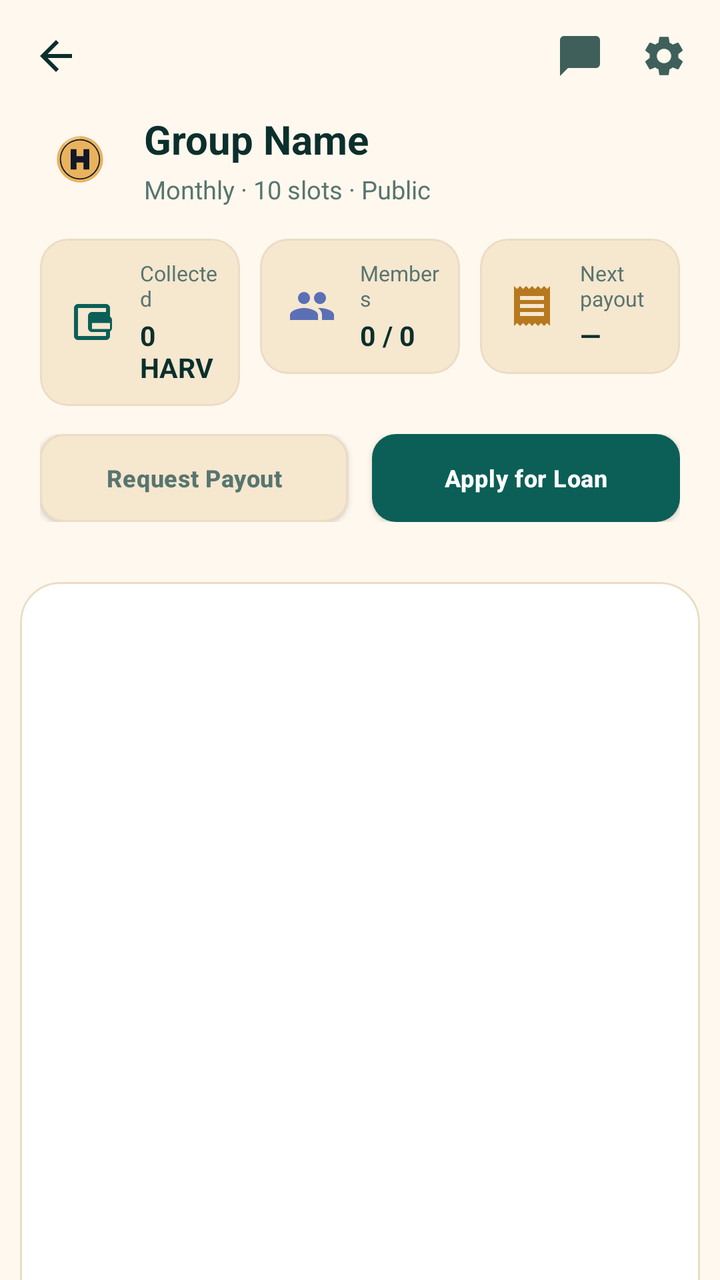
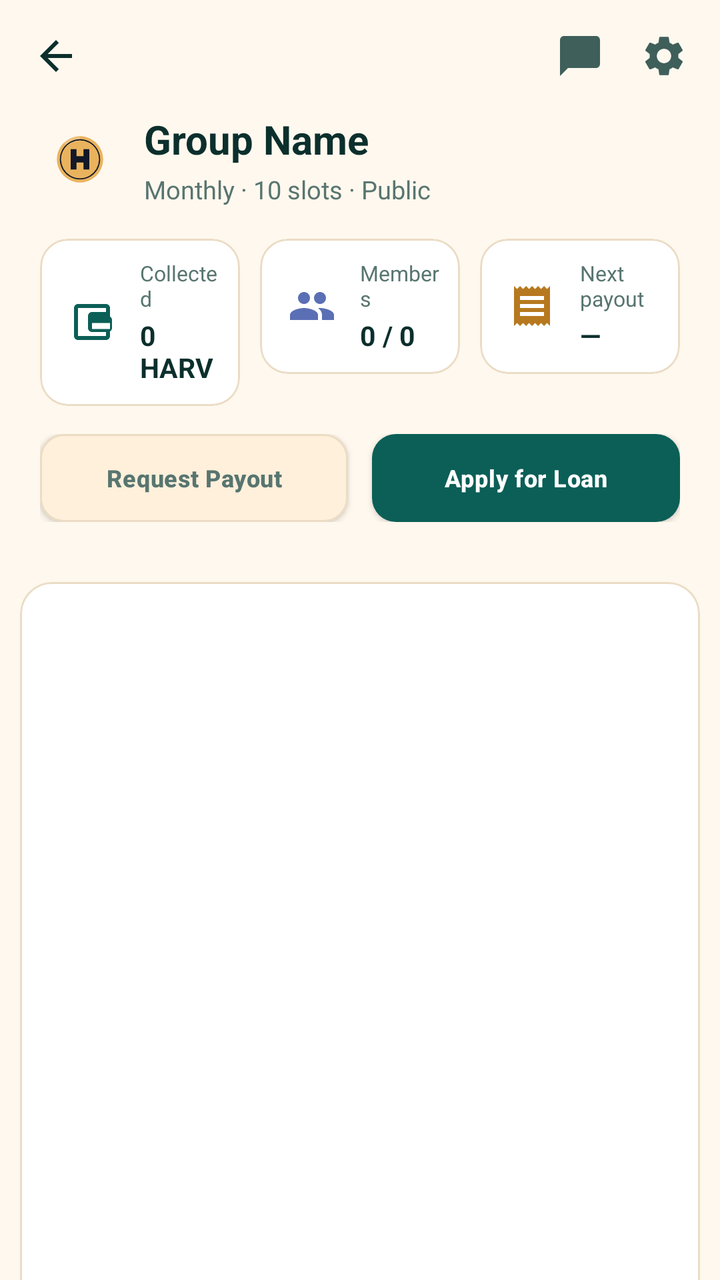

Screens rendered from an Android XML layout before and after an edit, with the pre-edit source and the edit as a unified diff.
<!-- AndroidManifest.xml: application theme AppTheme -->
<!-- res/layout/group_details.xml -->
<androidx.coordinatorlayout.widget.CoordinatorLayout
	xmlns:android="http://schemas.android.com/apk/res/android"
	xmlns:app="http://schemas.android.com/apk/res-auto"
	xmlns:tools="http://schemas.android.com/tools"
	android:layout_width="match_parent"
	android:layout_height="match_parent"
	android:background="@color/colorBackground"
	android:id="@+id/_main">
	<com.google.android.material.appbar.AppBarLayout
		android:id="@+id/app_bar_layout"
		android:layout_width="match_parent"
		android:layout_height="wrap_content"
		android:background="@android:color/transparent"
		app:elevation="0dp"
		android:stateListAnimator="@null">
		<com.google.android.material.appbar.CollapsingToolbarLayout
			android:id="@+id/collapsing_toolbar"
			android:layout_width="match_parent"
			android:layout_height="wrap_content"
			app:contentScrim="@color/colorBackground"
			app:layout_scrollFlags="scroll|exitUntilCollapsed">
			<LinearLayout
				android:id="@+id/linear_group_header"
				android:layout_width="match_parent"
				android:layout_height="wrap_content"
				android:paddingTop="56dp"
				android:paddingBottom="20dp"
				android:orientation="vertical"
				android:paddingStart="20dp"
				android:paddingEnd="20dp"
				app:layout_collapseMode="parallax"
				app:layout_collapseParallaxMultiplier="0.7">
				<LinearLayout
					android:id="@+id/linear24"
					android:layout_width="match_parent"
					android:layout_height="wrap_content"
					android:gravity="center_vertical"
					android:orientation="horizontal">
					<ImageView
						android:id="@+id/iv_group_icon"
						android:layout_width="40dp"
						android:layout_height="40dp"
						android:padding="8dp"
						android:src="@drawable/ic_coin_harv"
						android:scaleType="centerInside" />
					<LinearLayout
						android:id="@+id/linear25"
						android:layout_width="0dp"
						android:layout_height="wrap_content"
						android:orientation="vertical"
						android:layout_weight="1"
						android:layout_marginStart="12dp">
						<TextView
							android:id="@+id/tv_group_name"
							android:layout_width="match_parent"
							android:layout_height="wrap_content"
							android:text="Group Name"
							android:textSize="20sp"
							android:textStyle="bold"
							android:textColor="@color/colorTextPrimary"
							android:maxLines="2"
							android:ellipsize="end" />
						<TextView
							android:id="@+id/tv_group_meta"
							android:layout_width="match_parent"
							android:layout_height="wrap_content"
							android:layout_marginTop="3dp"
							android:text="Monthly · 10 slots · Public"
							android:textColor="@color/colorTextTertiary"
							android:textSize="12.5sp" />
					</LinearLayout>
					<TextView
						android:id="@+id/tv_admin_badge"
						android:layout_width="wrap_content"
						android:layout_height="wrap_content"
						android:paddingLeft="10dp"
						android:paddingTop="4dp"
						android:paddingRight="10dp"
						android:paddingBottom="4dp"
						android:background="@color/colorAccentSoft"
						android:text="ADMIN"
						android:textSize="11sp"
						android:textStyle="bold"
						android:textColor="@color/colorAccent"
						android:visibility="gone" />
				</LinearLayout>
				<LinearLayout
					android:id="@+id/linear26"
					android:layout_width="match_parent"
					android:layout_height="wrap_content"
					android:layout_marginTop="16dp"
					android:orientation="horizontal">
					<com.google.android.material.card.MaterialCardView
						android:id="@+id/cardview13"
						android:layout_width="0dp"
						android:layout_height="wrap_content"
						app:cardBackgroundColor="@color/colorSurfaceRaised"
						android:layout_weight="1"
						android:layout_marginEnd="5dp"
						app:cardCornerRadius="14dp"
						app:cardElevation="0dp"
						app:strokeWidth="1dp"
						app:strokeColor="@color/colorCardStroke">
						<LinearLayout
							android:id="@+id/linear27"
							android:layout_width="match_parent"
							android:layout_height="wrap_content"
							android:padding="10dp"
							android:gravity="center_vertical"
							android:orientation="horizontal">
							<ImageView
								android:id="@+id/imageview11"
								android:layout_width="32dp"
								android:layout_height="32dp"
								android:src="@drawable/ic_wallet"
								android:scaleType="centerInside"
								app:tint="@color/colorAccent" />
							<LinearLayout
								android:id="@+id/linear30"
								android:layout_width="match_parent"
								android:layout_height="wrap_content"
								android:gravity="center_vertical"
								android:orientation="vertical"
								android:layout_marginStart="8dp">
								<TextView
									android:id="@+id/textview10"
									android:layout_width="wrap_content"
									android:layout_height="wrap_content"
									android:text="Collected"
									android:textColor="@color/colorTextTertiary"
									android:textSize="10.5sp" />
								<TextView
									android:id="@+id/tv_header_amount"
									android:layout_width="wrap_content"
									android:layout_height="wrap_content"
									android:layout_marginTop="2dp"
									android:text="0 HARV"
									android:textStyle="bold"
									android:textColor="@color/colorTextPrimary"
									android:textSize="13.5sp" />
							</LinearLayout>
						</LinearLayout>
					</com.google.android.material.card.MaterialCardView>
					<com.google.android.material.card.MaterialCardView
						android:id="@+id/cardview14"
						android:layout_width="0dp"
						android:layout_height="wrap_content"
						app:cardBackgroundColor="@color/colorSurfaceRaised"
						android:layout_weight="1"
						android:layout_marginStart="5dp"
						android:layout_marginEnd="5dp"
						app:cardCornerRadius="14dp"
						app:cardElevation="0dp"
						app:strokeWidth="1dp"
						app:strokeColor="@color/colorCardStroke">
						<LinearLayout
							android:id="@+id/linear28"
							android:layout_width="match_parent"
							android:layout_height="wrap_content"
							android:padding="10dp"
							android:gravity="center_vertical"
							android:orientation="horizontal">
							<ImageView
								android:id="@+id/imageview12"
								android:layout_width="32dp"
								android:layout_height="32dp"
								android:src="@drawable/ic_groups"
								android:scaleType="centerInside"
								app:tint="@color/colorSecondaryAccent" />
							<LinearLayout
								android:id="@+id/linear31"
								android:layout_width="match_parent"
								android:layout_height="wrap_content"
								android:gravity="center_vertical"
								android:orientation="vertical"
								android:layout_marginStart="8dp">
								<TextView
									android:id="@+id/textview11"
									android:layout_width="wrap_content"
									android:layout_height="wrap_content"
									android:text="Members"
									android:textColor="@color/colorTextTertiary"
									android:textSize="10.5sp" />
								<TextView
									android:id="@+id/tv_header_members"
									android:layout_width="wrap_content"
									android:layout_height="wrap_content"
									android:layout_marginTop="2dp"
									android:text="0 / 0"
									android:textStyle="bold"
									android:textColor="@color/colorTextPrimary"
									android:textSize="13.5sp" />
							</LinearLayout>
						</LinearLayout>
					</com.google.android.material.card.MaterialCardView>
					<com.google.android.material.card.MaterialCardView
						android:id="@+id/cardview15"
						android:layout_width="0dp"
						android:layout_height="wrap_content"
						app:cardBackgroundColor="@color/colorSurfaceRaised"
						android:layout_weight="1"
						android:layout_marginStart="5dp"
						app:cardCornerRadius="14dp"
						app:cardElevation="0dp"
						app:strokeWidth="1dp"
						app:strokeColor="@color/colorCardStroke">
						<LinearLayout
							android:id="@+id/linear29"
							android:layout_width="match_parent"
							android:layout_height="wrap_content"
							android:padding="10dp"
							android:gravity="center_vertical"
							android:orientation="horizontal">
							<ImageView
								android:id="@+id/imageview13"
								android:layout_width="32dp"
								android:layout_height="32dp"
								android:src="@drawable/ic_receipt"
								android:scaleType="centerInside"
								app:tint="@color/colorAmber" />
							<LinearLayout
								android:id="@+id/linear32"
								android:layout_width="match_parent"
								android:layout_height="wrap_content"
								android:gravity="center_vertical"
								android:orientation="vertical"
								android:layout_marginStart="8dp">
								<TextView
									android:id="@+id/textview12"
									android:layout_width="wrap_content"
									android:layout_height="wrap_content"
									android:text="Next payout"
									android:textColor="@color/colorTextTertiary"
									android:textSize="10.5sp" />
								<TextView
									android:id="@+id/tv_header_next"
									android:layout_width="wrap_content"
									android:layout_height="wrap_content"
									android:layout_marginTop="2dp"
									android:text="—"
									android:textStyle="bold"
									android:textColor="@color/colorTextPrimary"
									android:textSize="13.5sp" />
							</LinearLayout>
						</LinearLayout>
					</com.google.android.material.card.MaterialCardView>
				</LinearLayout>
				<LinearLayout
					android:id="@+id/linear2"
					android:layout_width="match_parent"
					android:layout_height="wrap_content"
					android:layout_marginTop="14dp"
					android:orientation="horizontal">
					<com.google.android.material.button.MaterialButton
						android:id="@+id/btn_footer_request_payout"
						android:layout_width="0dp"
						android:layout_height="44dp"
						android:gravity="center_horizontal|center_vertical"
						android:text="Request Payout"
						android:textSize="12sp"
						android:textStyle="bold"
						android:textColor="@color/colorTextTertiary"
						android:layout_weight="1"
						android:layout_marginEnd="6dp"
						app:backgroundTint="@color/colorSurfaceRaised"
						app:cornerRadius="12dp"
						app:strokeColor="@color/colorCardStroke"
						app:strokeWidth="1dp" />
					<com.google.android.material.button.MaterialButton
						android:id="@+id/btn_footer_apply_loan"
						android:layout_width="0dp"
						android:layout_height="44dp"
						android:gravity="center_horizontal|center_vertical"
						android:text="Apply for Loan"
						android:textSize="12sp"
						android:textStyle="bold"
						android:textColor="@color/colorTextOnAccent"
						android:layout_weight="1"
						android:layout_marginStart="6dp"
						app:backgroundTint="@color/colorAccent"
						app:cornerRadius="12dp"
						app:elevation="0dp" />
				</LinearLayout>
			</LinearLayout>
			<LinearLayout
				android:id="@+id/linear7"
				android:layout_width="match_parent"
				android:layout_height="56dp"
				android:gravity="center_vertical"
				android:orientation="horizontal"
				android:paddingStart="16dp"
				android:paddingEnd="16dp"
				app:layout_collapseMode="pin">
				<ImageView
					android:id="@+id/imageview1"
					android:layout_width="24dp"
					android:layout_height="24dp"
					android:src="@drawable/ic_arrow_back"
					android:scaleType="centerInside"
					app:tint="@color/colorTextPrimary" />
				<View
					android:id="@+id/view8"
					android:layout_width="0dp"
					android:layout_height="match_parent"
					android:layout_weight="1" />
				<ImageView
					android:id="@+id/btn_group_chats"
					android:layout_width="24dp"
					android:layout_height="24dp"
					android:layout_marginEnd="18dp"
					android:background="?attr/selectableItemBackgroundBorderless"
					android:clickable="true"
					android:contentDescription="Group chats"
					android:focusable="true"
					android:scaleType="centerInside"
					android:src="@drawable/ic_chat"
					app:tint="@color/colorTextSecondary" />
				<ImageView
					android:id="@+id/btn_group_overflow"
					android:layout_width="24dp"
					android:layout_height="24dp"
					android:src="@drawable/ic_settings"
					android:scaleType="centerInside"
					app:tint="@color/colorTextSecondary" />
			</LinearLayout>
		</com.google.android.material.appbar.CollapsingToolbarLayout>
	</com.google.android.material.appbar.AppBarLayout>
	<com.google.android.material.card.MaterialCardView
		android:id="@+id/cardview16"
		android:layout_width="match_parent"
		android:layout_height="match_parent"
		android:layout_margin="10dp"
		app:cardBackgroundColor="@color/colorSurface"
		app:cardCornerRadius="20dp"
		app:cardElevation="0dp"
		app:strokeWidth="1dp"
		app:strokeColor="@color/colorCardStroke"
		app:layout_behavior="@string/appbar_scrolling_view_behavior">
		<LinearLayout
			android:id="@+id/linear9"
			android:layout_width="match_parent"
			android:layout_height="match_parent"
			android:orientation="vertical">
			<com.google.android.material.tabs.TabLayout
				android:id="@+id/tab_layout"
				android:layout_width="match_parent"
				android:layout_height="wrap_content"
				android:background="@android:color/transparent"
				app:tabIndicatorColor="@color/colorAccent"
				app:tabIndicatorHeight="3dp"
				app:tabSelectedTextColor="@color/colorAccent"
				app:tabTextColor="@color/colorTextTertiary"
				app:tabIconTint="@color/colorAccent"
				app:tabMode="scrollable"
				app:tabGravity="start"
				app:tabPaddingStart="4dp"
				app:tabPaddingEnd="4dp"
				app:tabRippleColor="@color/colorAccentRipple" />
			<androidx.viewpager.widget.ViewPager
				android:id="@+id/view_pager"
				android:layout_width="match_parent"
				android:layout_height="0dp"
				android:background="@android:color/transparent"
				android:layout_weight="1" />
		</LinearLayout>
	</com.google.android.material.card.MaterialCardView>
</androidx.coordinatorlayout.widget.CoordinatorLayout>
<!-- resources referenced by this layout -->
<resources>
  <color name="colorAccent">#0B5F57</color>
  <color name="colorAccentRipple">#1A0B5F57</color>
  <color name="colorAccentSoft">#1A0B5F57</color>
  <color name="colorAmber">#B7791F</color>
  <color name="colorBackground">#FFF8EE</color>
  <color name="colorCardStroke">#EBDCC5</color>
  <color name="colorSecondaryAccent">#5B6FB5</color>
  <color name="colorSurface">#FFFFFF</color>
  <color name="colorSurfaceRaised">#F6E7CF</color>
  <color name="colorTextOnAccent">#FFFFFF</color>
  <color name="colorTextPrimary">#0B2F2C</color>
  <color name="colorTextSecondary">#3F5F5A</color>
  <color name="colorTextTertiary">#587570</color>
  <!-- drawable ic_arrow_back (drawable) -->
  <vector xmlns:android="http://schemas.android.com/apk/res/android"
      android:width="24dp" android:height="24dp" android:viewportWidth="24" android:viewportHeight="24">
      <path android:fillColor="#FFFFFFFF" android:pathData="M20,11H7.83l5.59,-5.59L12,4l-8,8 8,8 1.41,-1.41L7.83,13H20v-2z" />
  </vector>
  <!-- drawable ic_chat (drawable) -->
  <?xml version="1.0" encoding="utf-8"?>
  <vector xmlns:android="http://schemas.android.com/apk/res/android"
      android:width="24dp"
      android:height="24dp"
      android:viewportWidth="24"
      android:viewportHeight="24">
      <path
          android:fillColor="#FFFFFFFF"
          android:pathData="M20,2H4C2.9,2 2,2.9 2,4v18l4,-4h14c1.1,0 2,-0.9 2,-2V4C22,2.9 21.1,2 20,2z" />
  </vector>
  <style name="HarvanaPopupMenu" parent="Widget.MaterialComponents.PopupMenu">
          <item name="android:popupBackground">@drawable/bg_popup_menu</item>
          <item name="android:popupElevation">10dp</item>
      </style>
  <style name="HarvanaSpinner" parent="Widget.AppCompat.Spinner">
          <item name="android:popupBackground">@color/colorSurface</item>
          <item name="android:dropDownSelector">@color/colorAccentRipple</item>
      </style>
  <style name="HarvanaTextView" parent="android:Widget.TextView">
          <item name="android:textColor">@color/colorTextPrimary</item>
      </style>
  <color name="colorAccentDark">#084A44</color>
  <color name="colorError">#C8443F</color>
  <color name="colorTextPrimaryWhite">#FFFFFF</color>
  <color name="colorControlNormal">#587570</color>
  <color name="colorAccentStroke">#330B5F57</color>
  <color name="colorAccentStrong">#053D3A</color>
  <!-- drawable bg_popup_menu (drawable) -->
  <?xml version="1.0" encoding="utf-8"?>
  <shape xmlns:android="http://schemas.android.com/apk/res/android" android:shape="rectangle">
      <solid android:color="@color/colorPopupSurface" />
      <stroke android:width="1dp" android:color="@color/colorCardStroke" />
      <corners android:radius="14dp" />
  </shape>
  <style name="HarvanaDialogButton" parent="Widget.MaterialComponents.Button.TextButton.Dialog">
          <item name="android:textColor">@color/colorAccent</item>
          <item name="android:minHeight">48dp</item>
      </style>
  <style name="HarvanaBottomSheetStyle" parent="Widget.MaterialComponents.BottomSheet.Modal">
          <item name="backgroundTint">?attr/colorSurface</item>
          <item name="shapeAppearanceOverlay">@style/HarvanaBottomSheetShape</item>
      </style>
  <color name="colorPopupSurface">#F6E9D2</color>
  <style name="HarvanaBottomSheetShape" parent="">
          <item name="cornerFamily">rounded</item>
          <item name="cornerSizeTopLeft">20dp</item>
          <item name="cornerSizeTopRight">20dp</item>
          <item name="cornerSizeBottomLeft">0dp</item>
          <item name="cornerSizeBottomRight">0dp</item>
      </style>
  <!-- unchanged entries left out for length: 11 -->
</resources>

<!-- the commit's change to res/layout/group_details.xml (unified diff, before → after) -->
@@ -94,7 +94,7 @@
 						android:id="@+id/cardview13"
 						android:layout_width="0dp"
 						android:layout_height="wrap_content"
-						app:cardBackgroundColor="@color/colorSurfaceRaised"
+						app:cardBackgroundColor="@color/colorSurface"
 						android:layout_weight="1"
 						android:layout_marginEnd="5dp"
 						app:cardCornerRadius="14dp"
@@ -145,7 +145,7 @@
 						android:id="@+id/cardview14"
 						android:layout_width="0dp"
 						android:layout_height="wrap_content"
-						app:cardBackgroundColor="@color/colorSurfaceRaised"
+						app:cardBackgroundColor="@color/colorSurface"
 						android:layout_weight="1"
 						android:layout_marginStart="5dp"
 						android:layout_marginEnd="5dp"
@@ -197,7 +197,7 @@
 						android:id="@+id/cardview15"
 						android:layout_width="0dp"
 						android:layout_height="wrap_content"
-						app:cardBackgroundColor="@color/colorSurfaceRaised"
+						app:cardBackgroundColor="@color/colorSurface"
 						android:layout_weight="1"
 						android:layout_marginStart="5dp"
 						app:cardCornerRadius="14dp"
@@ -331,7 +331,7 @@
 		android:layout_height="match_parent"
 		android:layout_margin="10dp"
 		app:cardBackgroundColor="@color/colorSurface"
-		app:cardCornerRadius="20dp"
+		app:cardCornerRadius="16dp"
 		app:cardElevation="0dp"
 		app:strokeWidth="1dp"
 		app:strokeColor="@color/colorCardStroke"
<!-- resource entries referenced after the edit -->
@@ -8,7 +8,7 @@
   <color name="colorCardStroke">#EBDCC5</color>
   <color name="colorSecondaryAccent">#5B6FB5</color>
   <color name="colorSurface">#FFFFFF</color>
-  <color name="colorSurfaceRaised">#F6E7CF</color>
+  <color name="colorSurfaceRaised">@color/colorSurfaceAlt</color>
   <color name="colorTextOnAccent">#FFFFFF</color>
   <color name="colorTextPrimary">#0B2F2C</color>
   <color name="colorTextSecondary">#3F5F5A</color>
@@ -29,6 +29,7 @@
           android:fillColor="#FFFFFFFF"
           android:pathData="M20,2H4C2.9,2 2,2.9 2,4v18l4,-4h14c1.1,0 2,-0.9 2,-2V4C22,2.9 21.1,2 20,2z" />
   </vector>
+  <color name="colorSurfaceAlt">#FFF0DB</color>
   <style name="HarvanaPopupMenu" parent="Widget.MaterialComponents.PopupMenu">
           <item name="android:popupBackground">@drawable/bg_popup_menu</item>
           <item name="android:popupElevation">10dp</item>
@@ -61,7 +62,7 @@
           <item name="backgroundTint">?attr/colorSurface</item>
           <item name="shapeAppearanceOverlay">@style/HarvanaBottomSheetShape</item>
       </style>
-  <color name="colorPopupSurface">#F6E9D2</color>
+  <color name="colorPopupSurface">@color/colorSurface</color>
   <style name="HarvanaBottomSheetShape" parent="">
           <item name="cornerFamily">rounded</item>
           <item name="cornerSizeTopLeft">20dp</item>
